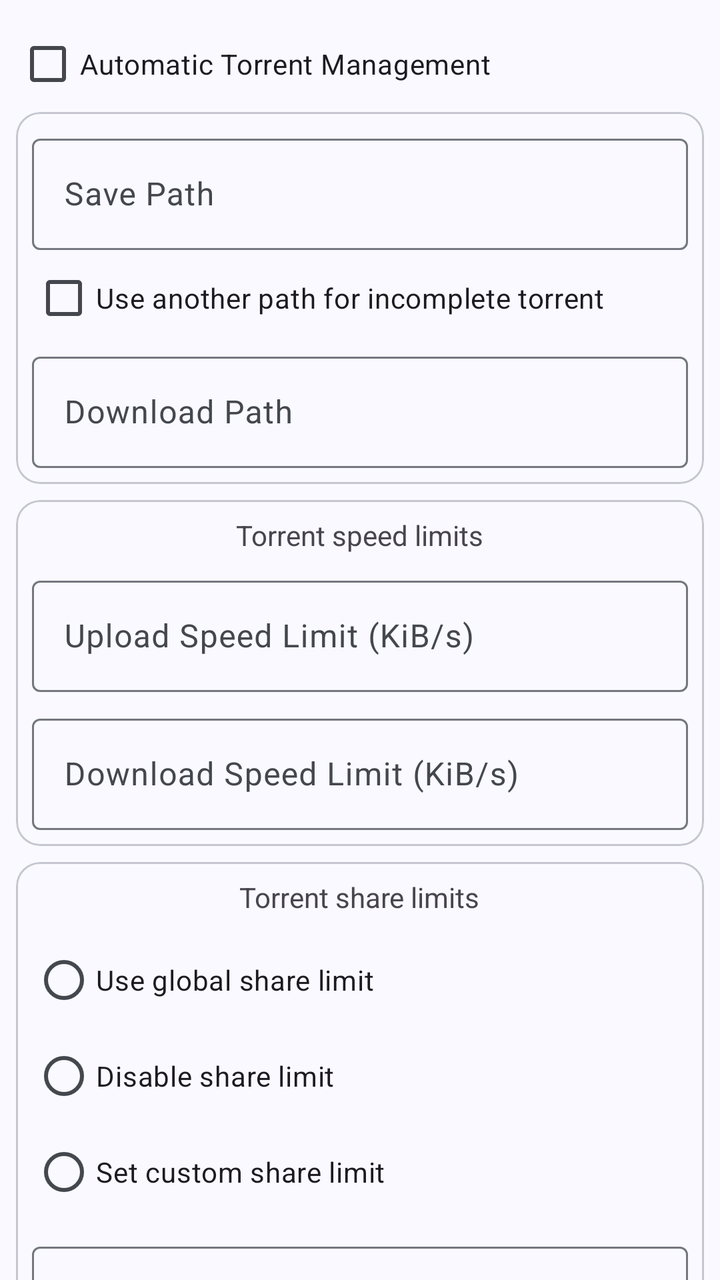
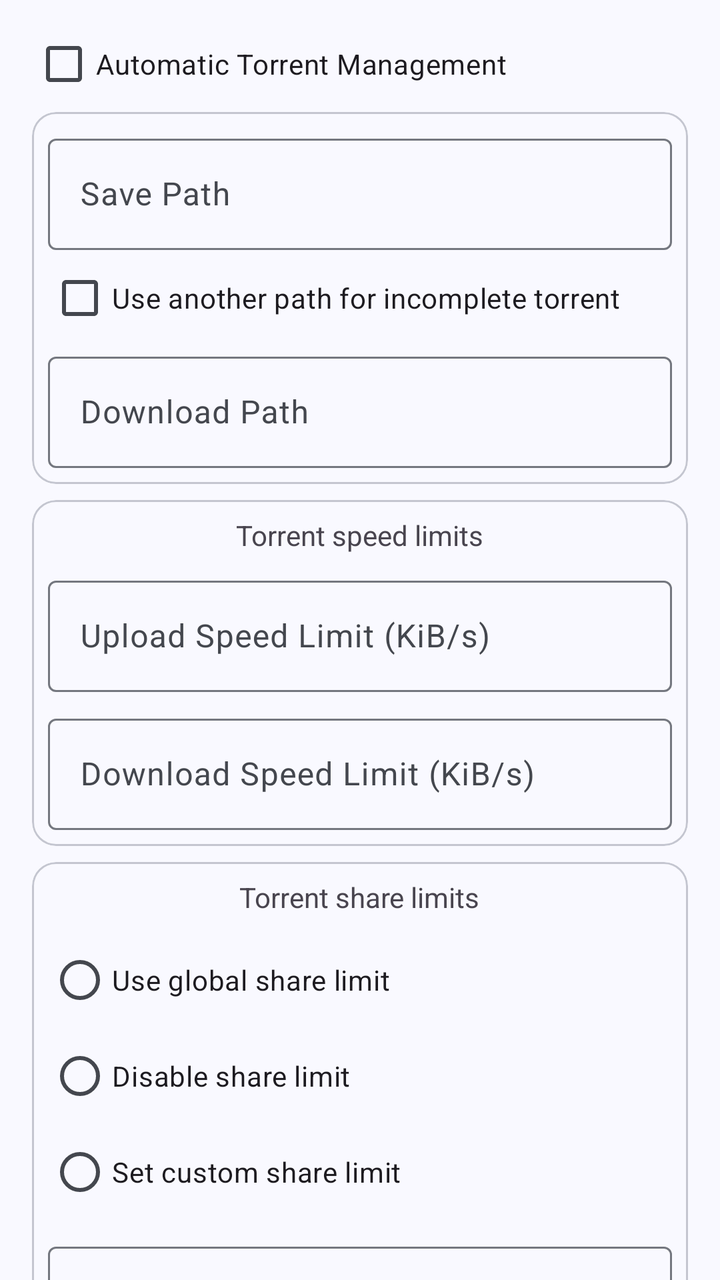

Screens rendered from an Android XML layout before and after an edit, with the pre-edit source and the edit as a unified diff.
<!-- AndroidManifest.xml: application theme AppTheme -->
<!-- res/layout/dialog_torrent_options.xml -->
<?xml version="1.0" encoding="utf-8"?>
<ScrollView xmlns:android="http://schemas.android.com/apk/res/android"
    xmlns:app="http://schemas.android.com/apk/res-auto"
    android:layout_width="match_parent"
    android:layout_height="match_parent"
    android:scrollbars="none">

    <LinearLayout
        android:layout_width="match_parent"
        android:layout_height="wrap_content"
        android:orientation="vertical"
        android:padding="8dp">

        <com.google.android.material.checkbox.MaterialCheckBox
            android:id="@+id/checkbox_auto_tmm"
            android:layout_width="match_parent"
            android:layout_height="wrap_content"
            android:text="@string/torrent_option_automatic_torrent_management" />

        <com.google.android.material.card.MaterialCardView
            style="@style/Widget.Material3.CardView.Outlined"
            android:layout_width="match_parent"
            android:layout_height="wrap_content"
            app:cardBackgroundColor="@android:color/transparent">

            <LinearLayout
                android:layout_width="match_parent"
                android:layout_height="wrap_content"
                android:orientation="vertical"
                android:padding="8dp">

                <com.google.android.material.textfield.TextInputLayout
                    android:id="@+id/input_layout_save_path"
                    style="@style/Widget.Material3.TextInputLayout.OutlinedBox"
                    android:layout_width="match_parent"
                    android:layout_height="wrap_content">

                    <com.google.android.material.textfield.TextInputEditText
                        android:layout_width="match_parent"
                        android:layout_height="wrap_content"
                        android:hint="@string/torrent_add_save_path"
                        android:inputType="text" />

                </com.google.android.material.textfield.TextInputLayout>

                <com.google.android.material.checkbox.MaterialCheckBox
                    android:id="@+id/checkbox_download_path"
                    android:layout_width="match_parent"
                    android:layout_height="wrap_content"
                    android:text="@string/torrent_option_download_path_enable" />

                <com.google.android.material.textfield.TextInputLayout
                    android:id="@+id/input_layout_download_path"
                    style="@style/Widget.Material3.TextInputLayout.OutlinedBox"
                    android:layout_width="match_parent"
                    android:layout_height="wrap_content">

                    <com.google.android.material.textfield.TextInputEditText
                        android:layout_width="match_parent"
                        android:layout_height="wrap_content"
                        android:hint="@string/torrent_option_download_path"
                        android:inputType="text" />

                </com.google.android.material.textfield.TextInputLayout>

            </LinearLayout>

        </com.google.android.material.card.MaterialCardView>

        <com.google.android.material.card.MaterialCardView
            style="@style/Widget.Material3.CardView.Outlined"
            android:layout_width="match_parent"
            android:layout_height="wrap_content"
            android:layout_marginTop="8dp"
            app:cardBackgroundColor="@android:color/transparent">

            <LinearLayout
                android:layout_width="match_parent"
                android:layout_height="wrap_content"
                android:orientation="vertical"
                android:padding="8dp">

                <TextView
                    android:layout_width="wrap_content"
                    android:layout_height="wrap_content"
                    android:layout_gravity="center_horizontal"
                    android:text="@string/torrent_option_speed_limit" />

                <com.google.android.material.textfield.TextInputLayout
                    android:id="@+id/input_layout_up_speed_limit"
                    style="@style/Widget.Material3.TextInputLayout.OutlinedBox"
                    android:layout_width="match_parent"
                    android:layout_height="wrap_content"
                    android:layout_marginTop="8dp">

                    <com.google.android.material.textfield.TextInputEditText
                        android:layout_width="match_parent"
                        android:layout_height="wrap_content"
                        android:hint="@string/torrent_option_upload_speed_limit"
                        android:inputType="numberSigned" />

                </com.google.android.material.textfield.TextInputLayout>

                <com.google.android.material.textfield.TextInputLayout
                    android:id="@+id/input_layout_dl_speed_limit"
                    style="@style/Widget.Material3.TextInputLayout.OutlinedBox"
                    android:layout_width="match_parent"
                    android:layout_height="wrap_content"
                    android:layout_marginTop="8dp">

                    <com.google.android.material.textfield.TextInputEditText
                        android:layout_width="match_parent"
                        android:layout_height="wrap_content"
                        android:hint="@string/torrent_option_download_speed_limit"
                        android:inputType="numberSigned" />

                </com.google.android.material.textfield.TextInputLayout>

            </LinearLayout>

        </com.google.android.material.card.MaterialCardView>

        <com.google.android.material.card.MaterialCardView
            style="@style/Widget.Material3.CardView.Outlined"
            android:layout_width="match_parent"
            android:layout_height="wrap_content"
            android:layout_marginTop="8dp"
            app:cardBackgroundColor="@android:color/transparent">

            <LinearLayout
                android:layout_width="match_parent"
                android:layout_height="wrap_content"
                android:orientation="vertical"
                android:padding="8dp">

                <TextView
                    android:layout_width="wrap_content"
                    android:layout_height="wrap_content"
                    android:layout_gravity="center_horizontal"
                    android:text="@string/torrent_option_share_limit" />

                <RadioGroup
                    android:id="@+id/radio_group_limit"
                    android:layout_width="match_parent"
                    android:layout_height="wrap_content"
                    android:layout_marginTop="8dp">

                    <RadioButton
                        android:id="@+id/radio_limit_global"
                        android:layout_width="match_parent"
                        android:layout_height="wrap_content"
                        android:text="@string/torrent_option_share_limit_global" />

                    <RadioButton
                        android:id="@+id/radio_limit_disable"
                        android:layout_width="match_parent"
                        android:layout_height="wrap_content"
                        android:text="@string/torrent_option_share_limit_disable" />

                    <RadioButton
                        android:id="@+id/radio_limit_custom"
                        android:layout_width="match_parent"
                        android:layout_height="wrap_content"
                        android:text="@string/torrent_option_share_limit_custom" />

                </RadioGroup>

                <com.google.android.material.textfield.TextInputLayout
                    android:id="@+id/input_layout_ratio"
                    style="@style/Widget.Material3.TextInputLayout.OutlinedBox"
                    android:layout_width="match_parent"
                    android:layout_height="wrap_content"
                    android:layout_marginTop="8dp"
                    android:hint="@string/torrent_option_share_limit_ratio">

                    <com.google.android.material.textfield.TextInputEditText
                        android:layout_width="match_parent"
                        android:layout_height="wrap_content"
                        android:inputType="numberDecimal" />

                </com.google.android.material.textfield.TextInputLayout>

                <com.google.android.material.textfield.TextInputLayout
                    android:id="@+id/input_layout_total_minutes"
                    style="@style/Widget.Material3.TextInputLayout.OutlinedBox"
                    android:layout_width="match_parent"
                    android:layout_height="wrap_content"
                    android:layout_marginTop="8dp"
                    android:hint="@string/torrent_option_share_limit_total_minutes">

                    <com.google.android.material.textfield.TextInputEditText
                        android:layout_width="match_parent"
                        android:layout_height="wrap_content"
                        android:inputType="number" />

                </com.google.android.material.textfield.TextInputLayout>

                <com.google.android.material.textfield.TextInputLayout
                    android:id="@+id/input_layout_inactive_minutes"
                    style="@style/Widget.Material3.TextInputLayout.OutlinedBox"
                    android:layout_width="match_parent"
                    android:layout_height="wrap_content"
                    android:layout_marginTop="8dp"
                    android:hint="@string/torrent_option_share_limit_inactive_minutes">

                    <com.google.android.material.textfield.TextInputEditText
                        android:layout_width="match_parent"
                        android:layout_height="wrap_content"
                        android:inputType="number" />

                </com.google.android.material.textfield.TextInputLayout>

            </LinearLayout>

        </com.google.android.material.card.MaterialCardView>

        <com.google.android.material.checkbox.MaterialCheckBox
            android:id="@+id/checkbox_prioritize_first_last_pieces"
            android:layout_width="match_parent"
            android:layout_height="wrap_content"
            android:text="@string/torrent_add_prioritize_first_last_piece" />

        <com.google.android.material.checkbox.MaterialCheckBox
            android:id="@+id/checkbox_sequential_download"
            android:layout_width="match_parent"
            android:layout_height="wrap_content"
            android:text="@string/torrent_add_sequential_download" />

    </LinearLayout>

</ScrollView>
<!-- resources referenced by this layout -->
<resources>
  <string name="torrent_add_prioritize_first_last_piece">Download first and last pieces first</string>
  <string name="torrent_add_save_path">Save Path</string>
  <string name="torrent_add_sequential_download">Download in sequential order</string>
  <string name="torrent_option_automatic_torrent_management">Automatic Torrent Management</string>
  <string name="torrent_option_download_path">Download Path</string>
  <string name="torrent_option_download_path_enable">Use another path for incomplete torrent</string>
  <string name="torrent_option_download_speed_limit">Download Speed Limit (KiB/s)</string>
  <string name="torrent_option_share_limit">Torrent share limits</string>
  <string name="torrent_option_share_limit_custom">Set custom share limit</string>
  <string name="torrent_option_share_limit_disable">Disable share limit</string>
  <string name="torrent_option_share_limit_global">Use global share limit</string>
  <string name="torrent_option_share_limit_inactive_minutes">Inactive Minutes</string>
  <string name="torrent_option_share_limit_ratio">Ratio</string>
  <string name="torrent_option_share_limit_total_minutes">Total Minutes</string>
  <string name="torrent_option_speed_limit">Torrent speed limits</string>
  <string name="torrent_option_upload_speed_limit">Upload Speed Limit (KiB/s)</string>
  <color name="md_theme_primary">#415F91</color>
  <color name="md_theme_onPrimary">#FFFFFF</color>
  <color name="md_theme_primaryContainer">#D6E3FF</color>
  <color name="md_theme_onPrimaryContainer">#001B3E</color>
  <color name="md_theme_secondary">#565F71</color>
  <color name="md_theme_onSecondary">#FFFFFF</color>
  <color name="md_theme_secondaryContainer">#DAE2F9</color>
  <color name="md_theme_onSecondaryContainer">#131C2B</color>
  <color name="md_theme_tertiary">#705575</color>
  <color name="md_theme_onTertiary">#FFFFFF</color>
  <color name="md_theme_tertiaryContainer">#FAD8FD</color>
  <color name="md_theme_onTertiaryContainer">#28132E</color>
  <color name="md_theme_error">#BA1A1A</color>
  <color name="md_theme_onError">#FFFFFF</color>
  <color name="md_theme_errorContainer">#FFDAD6</color>
  <color name="md_theme_onErrorContainer">#410002</color>
  <color name="md_theme_background">#F9F9FF</color>
  <color name="md_theme_onBackground">#191C20</color>
  <color name="md_theme_surface">#F9F9FF</color>
  <color name="md_theme_onSurface">#191C20</color>
  <color name="md_theme_surfaceVariant">#E0E2EC</color>
  <color name="md_theme_onSurfaceVariant">#44474E</color>
  <color name="md_theme_outline">#74777F</color>
  <color name="md_theme_outlineVariant">#C4C6D0</color>
  <color name="md_theme_inverseSurface">#2E3036</color>
  <color name="md_theme_inverseOnSurface">#F0F0F7</color>
  <color name="md_theme_inversePrimary">#AAC7FF</color>
  <color name="md_theme_primaryFixed">#D6E3FF</color>
  <color name="md_theme_onPrimaryFixed">#001B3E</color>
  <color name="md_theme_primaryFixedDim">#AAC7FF</color>
  <color name="md_theme_onPrimaryFixedVariant">#284777</color>
  <color name="md_theme_secondaryFixed">#DAE2F9</color>
  <color name="md_theme_onSecondaryFixed">#131C2B</color>
  <color name="md_theme_secondaryFixedDim">#BEC6DC</color>
  <color name="md_theme_onSecondaryFixedVariant">#3E4759</color>
  <color name="md_theme_tertiaryFixed">#FAD8FD</color>
  <color name="md_theme_onTertiaryFixed">#28132E</color>
  <color name="md_theme_tertiaryFixedDim">#DDBCE0</color>
  <color name="md_theme_onTertiaryFixedVariant">#573E5C</color>
  <color name="md_theme_surfaceDim">#D9D9E0</color>
  <color name="md_theme_surfaceBright">#F9F9FF</color>
  <color name="md_theme_surfaceContainerLowest">#FFFFFF</color>
  <color name="md_theme_surfaceContainerLow">#F3F3FA</color>
  <color name="md_theme_surfaceContainer">#EDEDF4</color>
  <color name="md_theme_surfaceContainerHigh">#E7E8EE</color>
  <color name="md_theme_surfaceContainerHighest">#E2E2E9</color>
  <!-- unchanged entries left out for length: 2 -->
</resources>

<!-- the commit's change to res/layout/dialog_torrent_options.xml (unified diff, before → after) -->
@@ -9,7 +9,8 @@
         android:layout_width="match_parent"
         android:layout_height="wrap_content"
         android:orientation="vertical"
-        android:padding="8dp">
+        android:paddingHorizontal="16dp"
+        android:paddingTop="8dp">
 
         <com.google.android.material.checkbox.MaterialCheckBox
             android:id="@+id/checkbox_auto_tmm"
